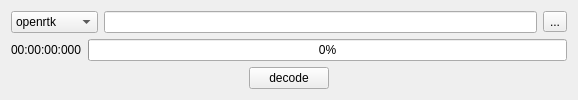
First picture: the form in OpenRtk_Dirver/DecodeTools.ui, repository aceinnazhangchen/OpenRtk_Dirver, before the edit.
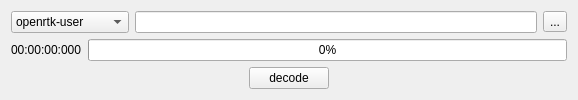
Second picture: the form after the edit.

```diff
--- a/OpenRtk_Dirver/DecodeTools.ui
+++ b/OpenRtk_Dirver/DecodeTools.ui
@@ -20,7 +20,12 @@
       <widget class="QComboBox" name="fileformat_cmb">
        <item>
         <property name="text">
-         <string>openrtk</string>
+         <string>openrtk-user</string>
+        </property>
+       </item>
+       <item>
+        <property name="text">
+         <string>openrtk-inceptio</string>
         </property>
        </item>
        <item>
```
